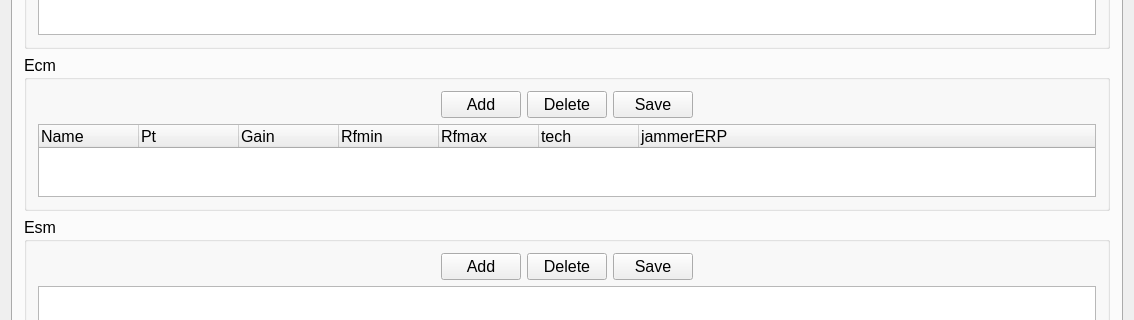
This is PathPlanGui/MainWindow.ui in louie17/PathPlanning as Qt 5 draws it before an edit; both pictures show x 0 to 1134 and y 207 to 527 of the 1134 by 814 pixel window. The edited form follows.
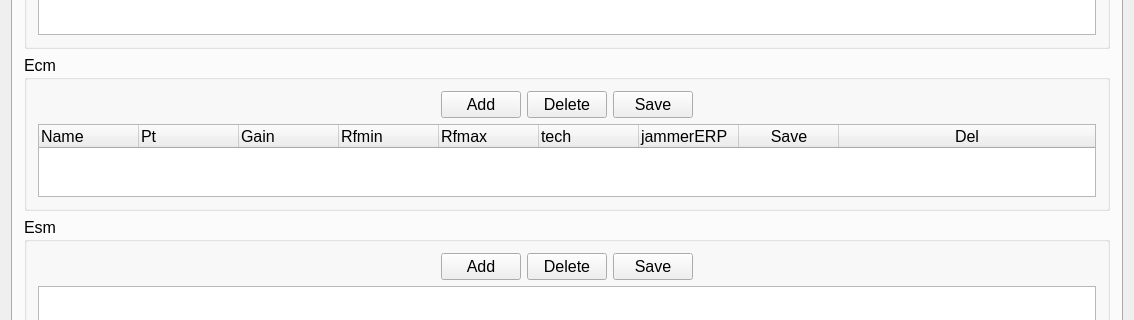
This is the edited form. Custom widgets are drawn as their Qt base class.

What changed in the file:
```diff
--- a/PathPlanGui/MainWindow.ui
+++ b/PathPlanGui/MainWindow.ui
@@ -1131,6 +1131,16 @@
                      <set>AlignJustify|AlignVCenter</set>
                     </property>
                    </column>
+                   <column>
+                    <property name="text">
+                     <string>Save</string>
+                    </property>
+                   </column>
+                   <column>
+                    <property name="text">
+                     <string>Del</string>
+                    </property>
+                   </column>
                   </widget>
                  </item>
                 </layout>
```
